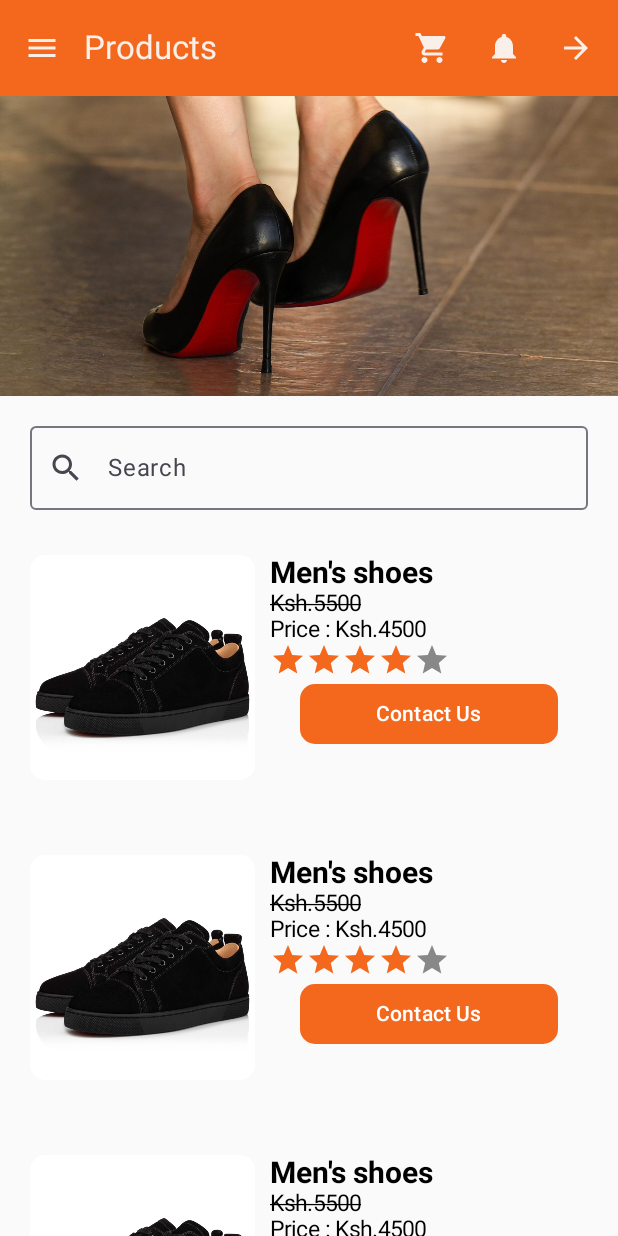
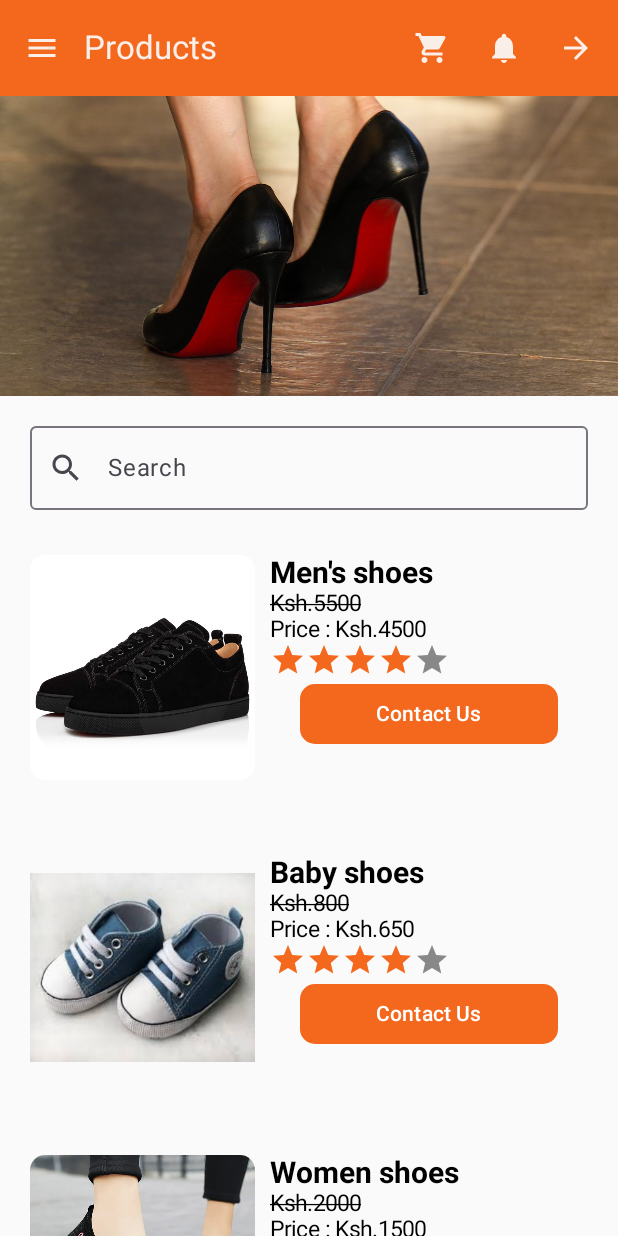
Before and after one commit to daisy-ururia/Android, an Android app built with Jetpack Compose: the ItemScreen screen opened through its navigation route, on a phone screen of 412 x 824 dp. Run offline under Robolectric (Android 15) with nearby library versions, the phone set to English and light mode, and no system bars.

Commit message:
initial commit

```diff
--- a/app/src/main/java/com/daisy/zawadimart/navigation/AppNavHost.kt
+++ b/app/src/main/java/com/daisy/zawadimart/navigation/AppNavHost.kt
@@ -7,16 +7,18 @@ import androidx.navigation.compose.NavHost
 import androidx.navigation.compose.composable
 import androidx.navigation.compose.rememberNavController
 import com.daisy.zawadimart.ui.screens.about.AboutScreen
+import com.daisy.zawadimart.ui.screens.dashboard.DashboardScreen
 import com.daisy.zawadimart.ui.screens.home.HomeScreen
 import com.daisy.zawadimart.ui.screens.intent.IntentScreen
 import com.daisy.zawadimart.ui.screens.item.ItemScreen
+import com.daisy.zawadimart.ui.screens.service.ServiceScreen
 import com.daisy.zawadimart.ui.screens.start.StartScreen
 
 @Composable
 fun AppNavHost(
     modifier: Modifier = Modifier,
     navController: NavHostController = rememberNavController(),
-    startDestination: String = ROUT_HOME
+    startDestination: String = ROUT_DASHBOARD
 ) {
 
     NavHost(
@@ -39,6 +41,12 @@ fun AppNavHost(
         composable(ROUT_INTENT) {
             IntentScreen(navController)
         }
+        composable(ROUT_DASHBOARD) {
+            DashboardScreen(navController)
+        }
+        composable(ROUT_SERVICE) {
+            ServiceScreen(navController)
+        }
 
     }
 }
--- a/app/src/main/java/com/daisy/zawadimart/navigation/Routes.kt
+++ b/app/src/main/java/com/daisy/zawadimart/navigation/Routes.kt
@@ -5,3 +5,5 @@ const val ROUT_ABOUT = "about"
 const val ROUT_ITEM = "item"
 const val ROUT_START = "start"
 const val ROUT_INTENT = "intent"
+const val ROUT_DASHBOARD = "dashboard"
+const val ROUT_SERVICE = "service"
--- /dev/null
+++ b/app/src/main/java/com/daisy/zawadimart/ui/screens/dashboard/DashboardScreen.kt
@@ -0,0 +1,224 @@
+package com.daisy.zawadimart.ui.screens.dashboard
+
+import androidx.compose.foundation.Image
+import androidx.compose.foundation.background
+import androidx.compose.foundation.clickable
+import androidx.compose.foundation.layout.Arrangement
+import androidx.compose.foundation.layout.Box
+import androidx.compose.foundation.layout.Column
+import androidx.compose.foundation.layout.Row
+import androidx.compose.foundation.layout.Spacer
+import androidx.compose.foundation.layout.fillMaxSize
+import androidx.compose.foundation.layout.fillMaxWidth
+import androidx.compose.foundation.layout.height
+import androidx.compose.foundation.layout.offset
+import androidx.compose.foundation.layout.padding
+import androidx.compose.foundation.layout.size
+import androidx.compose.foundation.layout.width
+import androidx.compose.foundation.rememberScrollState
+import androidx.compose.foundation.shape.RoundedCornerShape
+import androidx.compose.foundation.verticalScroll
+import androidx.compose.material.icons.Icons
+import androidx.compose.material.icons.filled.Menu
+import androidx.compose.material3.Card
+import androidx.compose.material3.CardDefaults
+import androidx.compose.material3.ExperimentalMaterial3Api
+import androidx.compose.material3.Icon
+import androidx.compose.material3.IconButton
+import androidx.compose.material3.Text
+import androidx.compose.material3.TopAppBar
+import androidx.compose.runtime.Composable
+import androidx.compose.ui.Alignment
+import androidx.compose.ui.Modifier
+import androidx.compose.ui.graphics.Color
+import androidx.compose.ui.res.painterResource
+import androidx.compose.ui.text.font.FontFamily
+import androidx.compose.ui.text.font.FontWeight
+import androidx.compose.ui.text.style.TextDecoration
+import androidx.compose.ui.tooling.preview.Preview
+import androidx.compose.ui.unit.dp
+import androidx.compose.ui.unit.sp
+import androidx.navigation.NavController
+import androidx.navigation.compose.rememberNavController
+import com.daisy.zawadimart.R
+import com.daisy.zawadimart.navigation.ROUT_ABOUT
+import com.daisy.zawadimart.navigation.ROUT_HOME
+import com.daisy.zawadimart.navigation.ROUT_ITEM
+import com.daisy.zawadimart.ui.theme.newOrange
+import com.daisy.zawadimart.ui.theme.newwhite
+
+@OptIn(ExperimentalMaterial3Api::class)
+@Composable
+fun DashboardScreen(navController: NavController){
+    Column (modifier = Modifier
+        .fillMaxSize()
+        .background(newOrange)
+        .verticalScroll(rememberScrollState())
+
+    ){
+        Box {
+            //Card
+            Card(
+                modifier = Modifier.fillMaxWidth().height(300.dp),
+                shape = RoundedCornerShape(bottomStart = 60.dp, bottomEnd = 60.dp),
+                colors = CardDefaults.cardColors(newwhite)
+            ) {
+                TopAppBar(
+                    title = { Text(text = "Dashboard Section") },
+                    navigationIcon = {
+                        IconButton(onClick = {}) {
+                            Icon(imageVector = Icons.Default.Menu, contentDescription = "")
+                        }
+                    },
+                )
+                Text(
+                    text = "ZawadiMart",
+                    fontSize = 60.sp,
+                    color = newOrange,
+                    fontWeight = FontWeight.ExtraBold,
+                    fontFamily = FontFamily.SansSerif,
+                    textDecoration = TextDecoration.Underline
+                )
+
+            }
+            //End of card
+            Card(
+                modifier = Modifier
+                    .fillMaxWidth().height(180.dp)
+                    .align(alignment = Alignment.BottomCenter)
+                    .padding(20.dp, end = 20.dp)
+                    .offset(y= 90.dp)
+            ) {
+                Text(
+                    text = "This online store has an impressive range of products." +
+                            "Check it out!!",
+                    fontSize = 32.sp,
+                    color = Color.Black,
+                    fontWeight = FontWeight.ExtraBold,
+                    fontFamily = FontFamily.Serif,
+
+                )
+
+            }
+
+
+        }
+        //End of box
+        Spacer(modifier = Modifier.height(100.dp))
+
+        //Row1
+        Row (modifier = Modifier.padding(start = 20.dp)){
+            //Card1
+            Card (
+                modifier = Modifier
+                    .width(150.dp)
+                    .height(180.dp)
+                    .clickable{navController.navigate(ROUT_HOME)}
+            ){
+                Column(
+                    modifier = Modifier.fillMaxSize(), horizontalAlignment = Alignment.CenterHorizontally,
+                    verticalArrangement = Arrangement.Center,
+                ) {
+                    Image(
+                        painter = painterResource(R.drawable.home),
+                        contentDescription = "home",
+                        modifier = Modifier.size(100.dp),
+
+                    )
+                    Text(text = "Home", fontSize = 15.sp)
+
+                }
+
+            }
+            //End of card1
+            Spacer(modifier = Modifier.width(20.dp))
+
+            //Card2
+            Card (
+                modifier = Modifier
+                    .width(150.dp)
+                    .height(180.dp)
+                    .clickable{navController.navigate(ROUT_ABOUT)}
+            ){
+                Column(
+                    modifier = Modifier.fillMaxSize(), horizontalAlignment = Alignment.CenterHorizontally,
+                    verticalArrangement = Arrangement.Center
+                ) {
+                    Image(
+                        painter = painterResource(R.drawable.about),
+                        contentDescription = "about",
+                        modifier = Modifier.size(100.dp)
+                    )
+                    Text(text = "About", fontSize = 15.sp)
+
+                }
+
+            }
+            //End of card2
+
+        }
+
+        //End of row1
+        Spacer(modifier = Modifier.height(20.dp))
+
+
+        //Row2
+        Row (modifier = Modifier.padding(start = 20.dp)){
+            //Card3
+            Card (
+                modifier = Modifier.width(150.dp).height(180.dp)
+            ){
+                Column(
+                    modifier = Modifier.fillMaxSize(), horizontalAlignment = Alignment.CenterHorizontally,
+                    verticalArrangement = Arrangement.Center
+                ) {
+                    Image(
+                        painter = painterResource(R.drawable.contact),
+                        contentDescription = "contact",
+                        modifier = Modifier.size(100.dp)
+                    )
+                    Text(text = "Contact", fontSize = 15.sp)
+
+                }
+
+            }
+            //End of card3
+            Spacer(modifier = Modifier.width(20.dp))
+
+            //Card4
+            Card (
+                modifier = Modifier
+                    .width(150.dp)
+                    .height(180.dp)
+                    .clickable{navController.navigate(ROUT_ITEM)}
+            ){
+                Column(
+                    modifier = Modifier.fillMaxSize(), horizontalAlignment = Alignment.CenterHorizontally,
+                    verticalArrangement = Arrangement.Center
+                ) {
+                    Image(
+                        painter = painterResource(R.drawable.product),
+                        contentDescription = "products",
+                        modifier = Modifier.size(100.dp)
+                    )
+                    Text(text = "Products", fontSize = 15.sp)
+
+                }
+
+            }
+            //End of card4
+
+        }
+
+        //End of row2
+
+    }
+
+}
+
+@Preview(showBackground = true)
+@Composable
+fun DashboardScreenPreview(){
+    DashboardScreen(rememberNavController())
+
+}
--- a/app/src/main/java/com/daisy/zawadimart/ui/screens/item/ItemScreen.kt
+++ b/app/src/main/java/com/daisy/zawadimart/ui/screens/item/ItemScreen.kt
@@ -178,8 +178,8 @@ fun ItemScreen(navController: NavController){
             Spacer(modifier = Modifier.height(10.dp))
             Row (modifier = Modifier.padding(20.dp)){
                 Image(
-                    painter = painterResource(R.drawable.shoe),
-                    contentDescription = "dress",
+                    painter = painterResource(R.drawable.bshoe),
+                    contentDescription = "babyshoe",
                     modifier = Modifier
                         .width(150.dp)
                         .height(150.dp)
@@ -189,16 +189,16 @@ fun ItemScreen(navController: NavController){
                 Spacer(modifier = Modifier.width(10.dp))
                 Column {
                     Text(
-                        text = "Men's shoes",
+                        text = "Baby shoes",
                         fontSize = 20.sp,
                         fontWeight = FontWeight.Bold
                     )
                     Text(
-                        text = "Ksh.5500",
+                        text = "Ksh.800",
                         fontSize = 15.sp,textDecoration = TextDecoration.LineThrough
                     )
                     Text(
-                        text = "Price : Ksh.4500",
+                        text = "Price : Ksh.650",
                         fontSize = 15.sp,
                     )
                     Row {
@@ -228,8 +228,8 @@ fun ItemScreen(navController: NavController){
             //Row
             Row (modifier = Modifier.padding(20.dp)){
                 Image(
-                    painter = painterResource(R.drawable.shoe),
-                    contentDescription = "dress",
+                    painter = painterResource(R.drawable.women),
+                    contentDescription = "women shoes",
                     modifier = Modifier
                         .width(150.dp)
                         .height(150.dp)
@@ -239,17 +239,17 @@ fun ItemScreen(navController: NavController){
                 Spacer(modifier = Modifier.width(10.dp))
                 Column {
                     Text(
-                        text = "Men's shoes",
+                        text = "Women shoes",
                         fontSize = 20.sp,
                         fontWeight = FontWeight.Bold
                     )
                     Text(
-                        text = "Ksh.5500",
+                        text = "Ksh.2000",
                         fontSize = 15.sp,
                         textDecoration = TextDecoration.LineThrough
                     )
                     Text(
-                        text = "Price : Ksh.4500",
+                        text = "Price : Ksh.1500",
                         fontSize = 15.sp,
                     )
                     Row {
@@ -279,8 +279,8 @@ fun ItemScreen(navController: NavController){
             //Row
             Row (modifier = Modifier.padding(20.dp)){
                 Image(
-                    painter = painterResource(R.drawable.shoe),
-                    contentDescription = "dress",
+                    painter = painterResource(R.drawable.sneaker),
+                    contentDescription = "sneaker",
                     modifier = Modifier
                         .width(150.dp)
                         .height(150.dp)
@@ -290,17 +290,17 @@ fun ItemScreen(navController: NavController){
                 Spacer(modifier = Modifier.width(10.dp))
                 Column {
                     Text(
-                        text = "Men's shoes",
+                        text = "Trainer Sneakers",
                         fontSize = 20.sp,
                         fontWeight = FontWeight.Bold
                     )
                     Text(
-                        text = "Ksh.5500",
+                        text = "Ksh.3500",
                         fontSize = 15.sp,
                         textDecoration = TextDecoration.LineThrough
                     )
                     Text(
-                        text = "Price : Ksh.4500",
+                        text = "Price : Ksh 2800",
                         fontSize = 15.sp,
                     )
                     Row {
@@ -330,8 +330,8 @@ fun ItemScreen(navController: NavController){
             //Row
             Row (modifier = Modifier.padding(20.dp)){
                 Image(
-                    painter = painterResource(R.drawable.shoe),
-                    contentDescription = "dress",
+                    painter = painterResource(R.drawable.jordan),
+                    contentDescription = "jordan",
                     modifier = Modifier
                         .width(150.dp)
                         .height(150.dp)
@@ -341,17 +341,17 @@ fun ItemScreen(navController: NavController){
                 Spacer(modifier = Modifier.width(10.dp))
                 Column {
                     Text(
-                        text = "Men's shoes",
+                        text = "Air Jordan14",
                         fontSize = 20.sp,
                         fontWeight = FontWeight.Bold
                     )
                     Text(
-                        text = "Ksh.5500",
+                        text = "Ksh.2800",
                         fontSize = 15.sp,
                         textDecoration = TextDecoration.LineThrough
                     )
                     Text(
-                        text = "Price : Ksh.4500",
+                        text = "Price : Ksh.2000",
                         fontSize = 15.sp,
                     )
                     Row {
```
Also changed, not shown: app/src/main/java/com/daisy/zawadimart/ui/screens/contact/ContactScreen.kt (added, +156 -0 lines), app/src/main/java/com/daisy/zawadimart/ui/screens/service/ServiceScreen.kt (added, +243 -0 lines), app/src/main/res/drawable/about.png (added), app/src/main/res/drawable/bshoe.jpg (added), app/src/main/res/drawable/contact.png (added), app/src/main/res/drawable/customer.png (added), app/src/main/res/drawable/home.png (added), app/src/main/res/drawable/jordan.jpg (added), app/src/main/res/drawable/product.png (added), app/src/main/res/drawable/sneaker.jpeg (added), app/src/main/res/drawable/women.webp (added).
